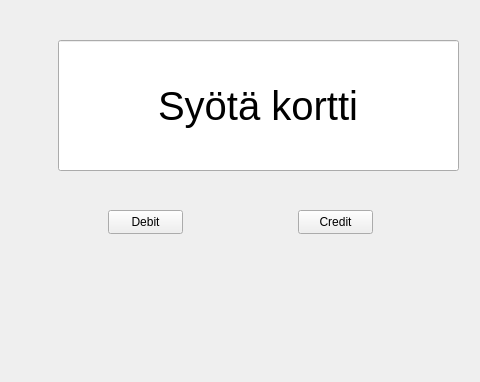
First picture: the form in bank-automat/mainwindow.ui, repository AleksiPuumala/bank-automat-omakopio, before the edit; both pictures show x 112 to 592 and y 0 to 382 of the 800 by 600 pixel window.
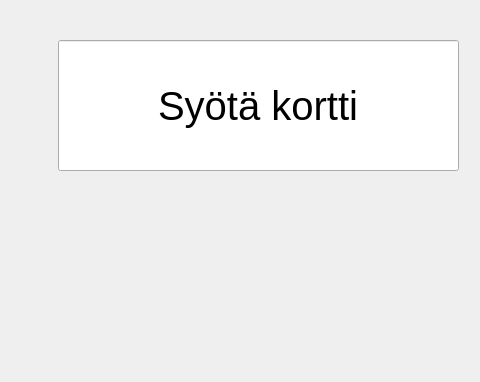
Second picture: the form after the edit.

What changed in the file:
```diff
--- a/bank-automat/mainwindow.ui
+++ b/bank-automat/mainwindow.ui
@@ -35,32 +35,6 @@
      <set>Qt::AlignCenter</set>
     </property>
    </widget>
-   <widget class="QPushButton" name="debit">
-    <property name="geometry">
-     <rect>
-      <x>220</x>
-      <y>210</y>
-      <width>75</width>
-      <height>24</height>
-     </rect>
-    </property>
-    <property name="text">
-     <string>Debit</string>
-    </property>
-   </widget>
-   <widget class="QPushButton" name="credit">
-    <property name="geometry">
-     <rect>
-      <x>410</x>
-      <y>210</y>
-      <width>75</width>
-      <height>24</height>
-     </rect>
-    </property>
-    <property name="text">
-     <string>Credit</string>
-    </property>
-   </widget>
   </widget>
   <widget class="QMenuBar" name="menubar">
    <property name="geometry">
```
